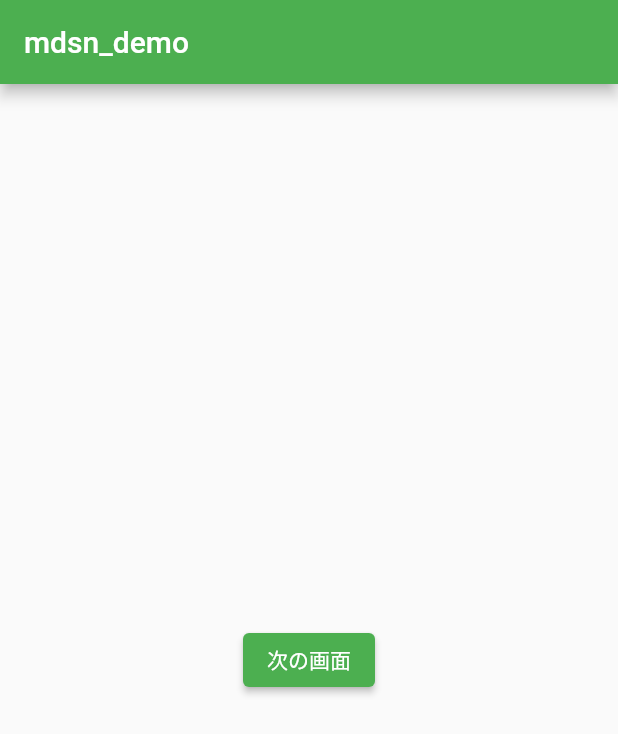
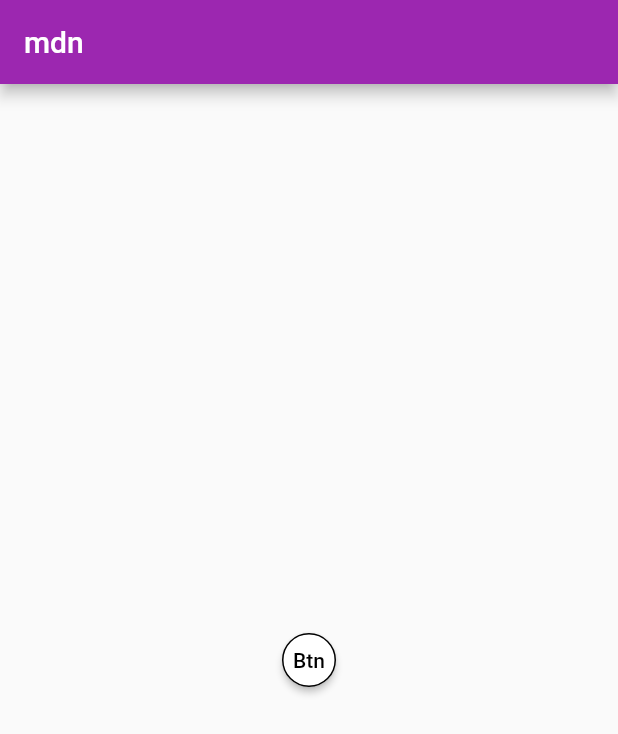
Before and after one commit to yousheng5/mdn_app, a Flutter app: the screen it shows after launch, on a phone screen of 412 x 824 dp. Shown: the top 734 px of the screen. Run offline on Flutter 3.47's test engine with Material 2 defaults, Android fonts, the phone set to English and light mode, and no system bars.

Commit message:
start botan

```diff
--- a/lib/main.dart
+++ b/lib/main.dart
@@ -12,7 +12,7 @@ class MyApp extends StatelessWidget {
     return MaterialApp(
       title: 'mdn',
       theme: ThemeData(
-        primarySwatch: Colors.green,
+        primarySwatch: Colors.purple,
       ),
       home: const MyHomePage(),
     );
@@ -32,16 +32,27 @@ class _MyHomePageState extends State<MyHomePage> {
   @override
   Widget build(BuildContext context) {
     return Scaffold(
-        appBar: AppBar(
-          title: const Text('mdsn_demo'),
+      appBar: AppBar(
+        title: Text('mdn'),
+      ),
+      body: Center(
+        child: // Flutter1.22以降のみ
+            ElevatedButton(
+          child: const Text('Btn'),
+          style: ElevatedButton.styleFrom(
+            primary: Colors.white,
+            onPrimary: Colors.black,
+            shape: const CircleBorder(
+              side: BorderSide(
+                color: Colors.black,
+                width: 1,
+                style: BorderStyle.solid,
+              ),
+            ),
+          ),
+          onPressed: () {},
         ),
-        body: Center(
-          child: ElevatedButton(
-            onPressed: () {
-              //何か入れる
-            },
-            child: const Text('次の画面'),
-          ),
-        ));
+      ),
+    );
   }
 }
```
Also changed, not shown: images/app_logo.jpg (added), pubspec.yaml (line endings or trailing spaces).
